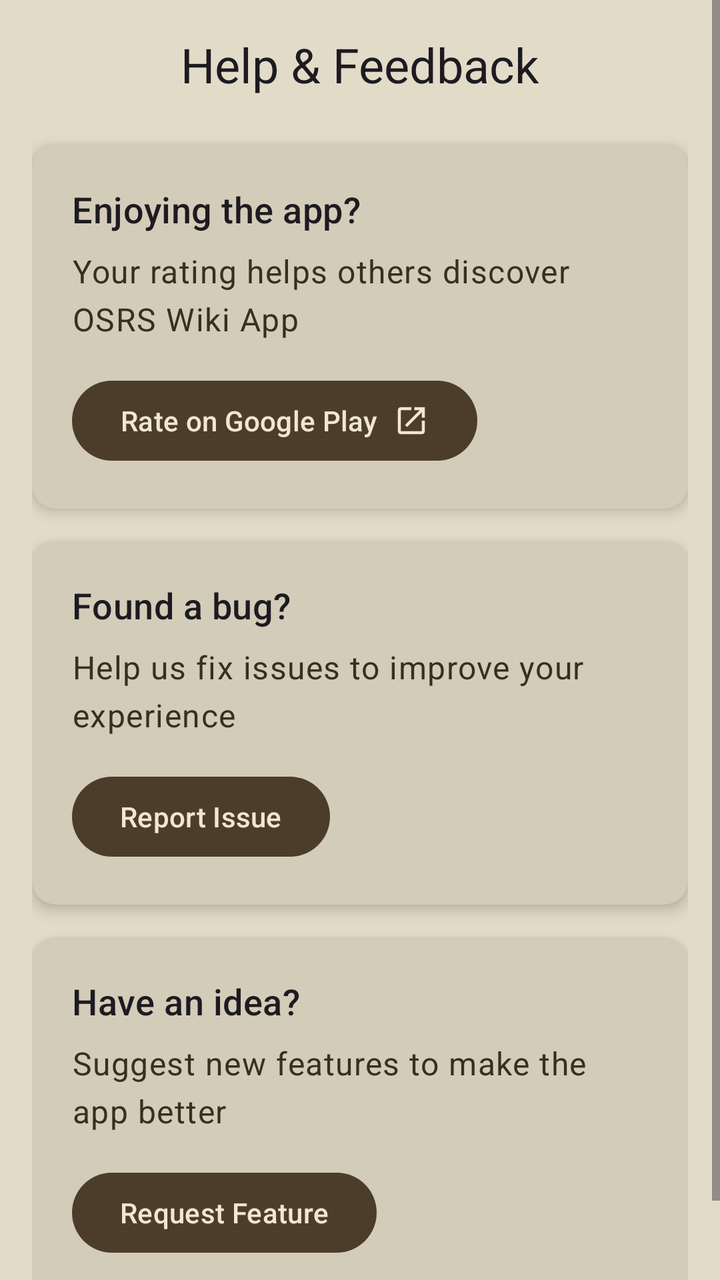
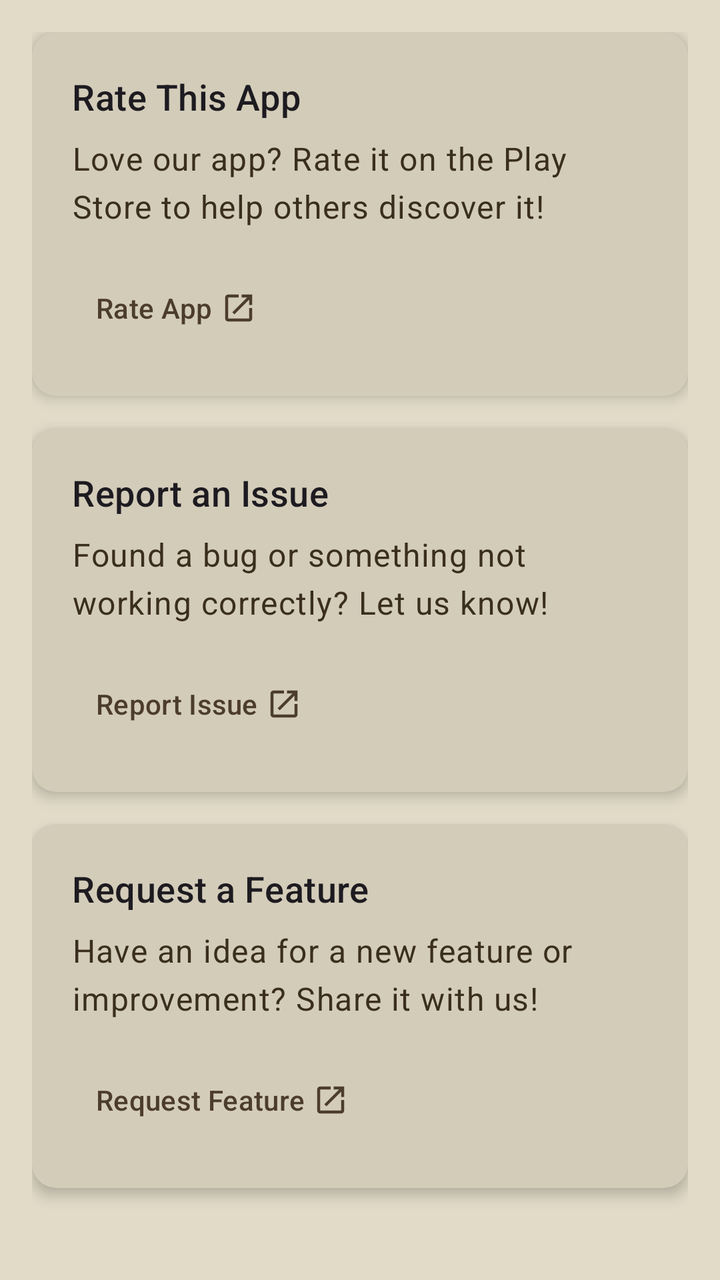

An Android layout rendered at two revisions. The XML below is the earlier revision; the diff shows what the commit changed to produce the second picture.
<!-- AndroidManifest.xml: activity theme Theme.OSRSWiki -->
<!-- res/layout/fragment_feedback.xml -->
<?xml version="1.0" encoding="utf-8"?>
<ScrollView xmlns:android="http://schemas.android.com/apk/res/android"
    xmlns:app="http://schemas.android.com/apk/res-auto"
    xmlns:tools="http://schemas.android.com/tools"
    android:layout_width="match_parent"
    android:layout_height="match_parent"
    android:fillViewport="true">

    <LinearLayout
        android:layout_width="match_parent"
        android:layout_height="wrap_content"
        android:orientation="vertical"
        android:padding="16dp">

        <TextView
            android:id="@+id/feedback_title"
            android:layout_width="match_parent"
            android:layout_height="wrap_content"
            android:text="@string/feedback_title"
            android:textAppearance="@style/AppTextAppearance.SettingsSection"
            android:textAlignment="center"
            android:layout_marginBottom="24dp" />

        
        <com.google.android.material.card.MaterialCardView
            android:id="@+id/rate_app_card"
            android:layout_width="match_parent"
            android:layout_height="wrap_content"
            android:layout_marginBottom="16dp"
            android:clickable="true"
            android:focusable="true"
            app:cardCornerRadius="12dp"
            app:cardElevation="4dp"
            app:strokeWidth="0dp">

            <LinearLayout
                android:layout_width="match_parent"
                android:layout_height="wrap_content"
                android:orientation="vertical"
                android:padding="20dp">

                <TextView
                    android:id="@+id/rate_app_title"
                    android:layout_width="match_parent"
                    android:layout_height="wrap_content"
                    android:text="@string/feedback_rate_app_title"
                    android:textAppearance="@style/AppTextAppearance.SettingsSubheading"
                    android:layout_marginBottom="8dp" />

                <TextView
                    android:id="@+id/rate_app_description"
                    android:layout_width="match_parent"
                    android:layout_height="wrap_content"
                    android:text="@string/feedback_rate_app_description"
                    android:textAppearance="@style/AppTextAppearance.SettingsBody"
                    android:textColor="?attr/colorOnSurfaceVariant"
                    android:layout_marginBottom="16dp" />

                <com.google.android.material.button.MaterialButton
                    android:id="@+id/rate_app_button"
                    android:layout_width="wrap_content"
                    android:layout_height="wrap_content"
                    android:text="@string/feedback_rate_app_button"
                    app:icon="@drawable/ic_open_in_new_24"
                    app:iconGravity="textEnd" />

            </LinearLayout>

        </com.google.android.material.card.MaterialCardView>

        
        <com.google.android.material.card.MaterialCardView
            android:id="@+id/report_issue_card"
            android:layout_width="match_parent"
            android:layout_height="wrap_content"
            android:layout_marginBottom="16dp"
            android:clickable="true"
            android:focusable="true"
            app:cardCornerRadius="12dp"
            app:cardElevation="4dp"
            app:strokeWidth="0dp">

            <LinearLayout
                android:layout_width="match_parent"
                android:layout_height="wrap_content"
                android:orientation="vertical"
                android:padding="20dp">

                <TextView
                    android:id="@+id/report_issue_title"
                    android:layout_width="match_parent"
                    android:layout_height="wrap_content"
                    android:text="@string/feedback_report_issue_title"
                    android:textAppearance="@style/AppTextAppearance.SettingsSubheading"
                    android:layout_marginBottom="8dp" />

                <TextView
                    android:id="@+id/report_issue_description"
                    android:layout_width="match_parent"
                    android:layout_height="wrap_content"
                    android:text="@string/feedback_report_issue_description"
                    android:textAppearance="@style/AppTextAppearance.SettingsBody"
                    android:textColor="?attr/colorOnSurfaceVariant"
                    android:layout_marginBottom="16dp" />

                <com.google.android.material.button.MaterialButton
                    android:id="@+id/report_issue_button"
                    android:layout_width="wrap_content"
                    android:layout_height="wrap_content"
                    android:text="@string/feedback_report_issue_button" />

            </LinearLayout>

        </com.google.android.material.card.MaterialCardView>

        
        <com.google.android.material.card.MaterialCardView
            android:id="@+id/request_feature_card"
            android:layout_width="match_parent"
            android:layout_height="wrap_content"
            android:layout_marginBottom="16dp"
            android:clickable="true"
            android:focusable="true"
            app:cardCornerRadius="12dp"
            app:cardElevation="4dp"
            app:strokeWidth="0dp">

            <LinearLayout
                android:layout_width="match_parent"
                android:layout_height="wrap_content"
                android:orientation="vertical"
                android:padding="20dp">

                <TextView
                    android:id="@+id/request_feature_title"
                    android:layout_width="match_parent"
                    android:layout_height="wrap_content"
                    android:text="@string/feedback_request_feature_title"
                    android:textAppearance="@style/AppTextAppearance.SettingsSubheading"
                    android:layout_marginBottom="8dp" />

                <TextView
                    android:id="@+id/request_feature_description"
                    android:layout_width="match_parent"
                    android:layout_height="wrap_content"
                    android:text="@string/feedback_request_feature_description"
                    android:textAppearance="@style/AppTextAppearance.SettingsBody"
                    android:textColor="?attr/colorOnSurfaceVariant"
                    android:layout_marginBottom="16dp" />

                <com.google.android.material.button.MaterialButton
                    android:id="@+id/request_feature_button"
                    android:layout_width="wrap_content"
                    android:layout_height="wrap_content"
                    android:text="@string/feedback_request_feature_button" />

            </LinearLayout>

        </com.google.android.material.card.MaterialCardView>

    </LinearLayout>

</ScrollView>
<!-- resources referenced by this layout -->
<resources>
  <string name="feedback_rate_app_button">Rate on Google Play</string>
  <string name="feedback_rate_app_description">Your rating helps others discover OSRS Wiki App</string>
  <string name="feedback_rate_app_title">Enjoying the app?</string>
  <string name="feedback_report_issue_button">Report Issue</string>
  <string name="feedback_report_issue_description">Help us fix issues to improve your experience</string>
  <string name="feedback_report_issue_title">Found a bug?</string>
  <string name="feedback_request_feature_button">Request Feature</string>
  <string name="feedback_request_feature_description">Suggest new features to make the app better</string>
  <string name="feedback_request_feature_title">Have an idea?</string>
  <string name="feedback_title">Help &amp; Feedback</string>
  <style name="AppTextAppearance.SettingsSection" parent="TextAppearance.Material3.HeadlineSmall">
          <item name="android:fontFamily">sans-serif</item>
          <item name="android:textStyle">normal</item>
          <item name="android:fontWeight" tools:targetApi="o">500</item>
          <item name="android:textSize">24sp</item>
      </style>
  <color name="osrs_brown_deep">#4C3D2A</color>
  <color name="osrs_text_light">#F0E6D2</color>
  <color name="osrs_parchment_medium">#D2B48C</color>
  <color name="osrs_text_dark">#3A2E1C</color>
  <color name="osrs_gold">#FFB800</color>
  <color name="black">#000000</color>
  <color name="color_error">#B00020</color>
  <color name="white">#FFFFFF</color>
  <color name="osrs_parchment_light">#E2DBC8</color>
  <style name="App.Style.PopupMenu" parent="Widget.Material3.PopupMenu.ListPopupWindow"><item name="android:popupBackground">?attr/colorSurface</item><item name="textAppearanceListItemSmall">@style/App.TextAppearance.PopupMenu.Item</item></style>
  <color name="osrs_text_secondary_light">#4C3D2A</color>
  <color name="ripple_light">#1A000000</color>
  <style name="App.TextAppearance.PopupMenu.Item" parent="TextAppearance.Material3.BodyLarge"><item name="android:textColor">?attr/colorOnSurface</item></style>
  <style name="AppTextAppearance.PreferenceTitle" parent="TextAppearance.AppCompat.Body1">
          <item name="android:fontFamily">sans-serif</item>
          <item name="android:textStyle">normal</item>
          <item name="android:fontWeight" tools:targetApi="o">400</item>
          <item name="android:textColor">?attr/colorOnSurface</item>
          <item name="android:textSize">16sp</item>
      </style>
  <style name="AppTextAppearance.PreferenceCategory" parent="TextAppearance.AppCompat.Caption">
          <item name="android:fontFamily">sans-serif</item>
          <item name="android:textStyle">normal</item>
          <item name="android:fontWeight" tools:targetApi="o">500</item>
          <item name="android:textAllCaps">false</item>
          <item name="android:textColor">?attr/colorOnSurfaceVariant</item>
          <item name="android:textSize">13sp</item>
          <item name="textAllCaps">false</item>
      </style>
  <style name="Preference.OSRS" parent="Preference.Material">
          <item name="allowDividerAbove">false</item>
          <item name="allowDividerBelow">false</item>
          <item name="iconSpaceReserved">true</item>
          <item name="singleLineTitle">false</item>
      </style>
  <style name="Preference.OSRS.Category" parent="Preference.Category.Material">
          <item name="allowDividerAbove">false</item>
          <item name="allowDividerBelow">false</item>
          <item name="iconSpaceReserved">false</item>
      </style>
  <style name="Preference.OSRS.SeekBarPreference" parent="Preference.SeekBarPreference.Material">
          <item name="allowDividerAbove">false</item>
          <item name="allowDividerBelow">false</item>
      </style>
  <!-- unchanged entries left out for length: 9 -->
</resources>

<!-- the commit's change to res/layout/fragment_feedback.xml (unified diff, before → after) -->
@@ -12,23 +12,14 @@
         android:orientation="vertical"
         android:padding="16dp">
 
-        <TextView
-            android:id="@+id/feedback_title"
-            android:layout_width="match_parent"
-            android:layout_height="wrap_content"
-            android:text="@string/feedback_title"
-            android:textAppearance="@style/AppTextAppearance.SettingsSection"
-            android:textAlignment="center"
-            android:layout_marginBottom="24dp" />
-
         
         <com.google.android.material.card.MaterialCardView
             android:id="@+id/rate_app_card"
             android:layout_width="match_parent"
             android:layout_height="wrap_content"
             android:layout_marginBottom="16dp"
-            android:clickable="true"
-            android:focusable="true"
+            android:clickable="false"
+            android:focusable="false"
             app:cardCornerRadius="12dp"
             app:cardElevation="4dp"
             app:strokeWidth="0dp">
@@ -58,11 +49,10 @@
 
                 <com.google.android.material.button.MaterialButton
                     android:id="@+id/rate_app_button"
+                    style="@style/Widget.OSRSWiki.OutboundLinkButton"
                     android:layout_width="wrap_content"
                     android:layout_height="wrap_content"
-                    android:text="@string/feedback_rate_app_button"
-                    app:icon="@drawable/ic_open_in_new_24"
-                    app:iconGravity="textEnd" />
+                    android:text="@string/feedback_rate_app_button" />
 
             </LinearLayout>
 
@@ -74,8 +64,8 @@
             android:layout_width="match_parent"
             android:layout_height="wrap_content"
             android:layout_marginBottom="16dp"
-            android:clickable="true"
-            android:focusable="true"
+            android:clickable="false"
+            android:focusable="false"
             app:cardCornerRadius="12dp"
             app:cardElevation="4dp"
             app:strokeWidth="0dp">
@@ -105,6 +95,7 @@
 
                 <com.google.android.material.button.MaterialButton
                     android:id="@+id/report_issue_button"
+                    style="@style/Widget.OSRSWiki.OutboundLinkButton"
                     android:layout_width="wrap_content"
                     android:layout_height="wrap_content"
                     android:text="@string/feedback_report_issue_button" />
@@ -119,8 +110,8 @@
             android:layout_width="match_parent"
             android:layout_height="wrap_content"
             android:layout_marginBottom="16dp"
-            android:clickable="true"
-            android:focusable="true"
+            android:clickable="false"
+            android:focusable="false"
             app:cardCornerRadius="12dp"
             app:cardElevation="4dp"
             app:strokeWidth="0dp">
@@ -150,6 +141,7 @@
 
                 <com.google.android.material.button.MaterialButton
                     android:id="@+id/request_feature_button"
+                    style="@style/Widget.OSRSWiki.OutboundLinkButton"
                     android:layout_width="wrap_content"
                     android:layout_height="wrap_content"
                     android:text="@string/feedback_request_feature_button" />
<!-- resource entries referenced after the edit -->
@@ -1,20 +1,20 @@
 <!-- resources referenced by this layout -->
 <resources>
-  <string name="feedback_rate_app_button">Rate on Google Play</string>
-  <string name="feedback_rate_app_description">Your rating helps others discover OSRS Wiki App</string>
-  <string name="feedback_rate_app_title">Enjoying the app?</string>
+  <string name="feedback_rate_app_button">Rate App</string>
+  <string name="feedback_rate_app_description">Love our app? Rate it on the Play Store to help others discover it!</string>
+  <string name="feedback_rate_app_title">Rate This App</string>
   <string name="feedback_report_issue_button">Report Issue</string>
-  <string name="feedback_report_issue_description">Help us fix issues to improve your experience</string>
-  <string name="feedback_report_issue_title">Found a bug?</string>
+  <string name="feedback_report_issue_description">Found a bug or something not working correctly? Let us know!</string>
+  <string name="feedback_report_issue_title">Report an Issue</string>
   <string name="feedback_request_feature_button">Request Feature</string>
-  <string name="feedback_request_feature_description">Suggest new features to make the app better</string>
-  <string name="feedback_request_feature_title">Have an idea?</string>
-  <string name="feedback_title">Help &amp; Feedback</string>
-  <style name="AppTextAppearance.SettingsSection" parent="TextAppearance.Material3.HeadlineSmall">
-          <item name="android:fontFamily">sans-serif</item>
-          <item name="android:textStyle">normal</item>
-          <item name="android:fontWeight" tools:targetApi="o">500</item>
-          <item name="android:textSize">24sp</item>
+  <string name="feedback_request_feature_description">Have an idea for a new feature or improvement? Share it with us!</string>
+  <string name="feedback_request_feature_title">Request a Feature</string>
+  <style name="Widget.OSRSWiki.OutboundLinkButton" parent="Widget.Material3.Button.TextButton">
+          <item name="android:textColor">?attr/colorPrimary</item>
+          <item name="android:textAllCaps">false</item>
+          <item name="icon">@drawable/ic_open_in_new_24</item>
+          <item name="iconGravity">textEnd</item>
+          <item name="iconTint">?attr/colorPrimary</item>
       </style>
   <color name="osrs_brown_deep">#4C3D2A</color>
   <color name="osrs_text_light">#F0E6D2</color>
@@ -34,14 +34,14 @@
           <item name="android:textStyle">normal</item>
           <item name="android:fontWeight" tools:targetApi="o">400</item>
           <item name="android:textColor">?attr/colorOnSurface</item>
-          <item name="android:textSize">16sp</item>
+          <item name="android:textSize">15sp</item>
       </style>
   <style name="AppTextAppearance.PreferenceCategory" parent="TextAppearance.AppCompat.Caption">
           <item name="android:fontFamily">sans-serif</item>
           <item name="android:textStyle">normal</item>
-          <item name="android:fontWeight" tools:targetApi="o">500</item>
+          <item name="android:fontWeight" tools:targetApi="o">600</item>
           <item name="android:textAllCaps">false</item>
-          <item name="android:textColor">?attr/colorOnSurfaceVariant</item>
+          <item name="android:textColor">?attr/colorOnSurface</item>
           <item name="android:textSize">13sp</item>
           <item name="textAllCaps">false</item>
       </style>
